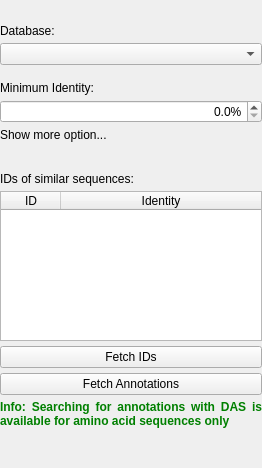
violethaze74/ugene, file src/corelibs/U2View/src/ov_sequence/Das/ui/DasOptionsPanelWidget.ui: the form before one commit.
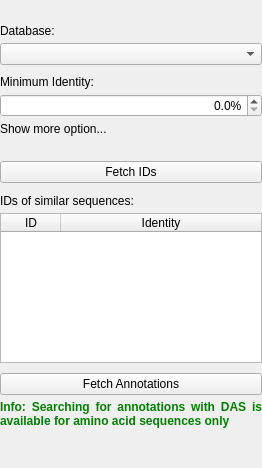
The form after the commit.

The edit to the form file:
```diff
--- a/src/corelibs/U2View/src/ov_sequence/Das/ui/DasOptionsPanelWidget.ui
+++ b/src/corelibs/U2View/src/ov_sequence/Das/ui/DasOptionsPanelWidget.ui
@@ -183,7 +183,30 @@
      <property name="sizeHint" stdset="0">
       <size>
        <width>20</width>
-       <height>10</height>
+       <height>5</height>
+      </size>
+     </property>
+    </spacer>
+   </item>
+   <item>
+    <widget class="QPushButton" name="searchIdsButton">
+     <property name="toolTip">
+      <string>Send request to Uniprot BLAST to get IDs of similar sequences</string>
+     </property>
+     <property name="text">
+      <string>Fetch IDs</string>
+     </property>
+    </widget>
+   </item>
+   <item>
+    <spacer name="tableTopSpacer">
+     <property name="orientation">
+      <enum>Qt::Vertical</enum>
+     </property>
+     <property name="sizeHint" stdset="0">
+      <size>
+       <width>20</width>
+       <height>7</height>
       </size>
      </property>
     </spacer>
@@ -242,21 +265,24 @@
      </column>
     </widget>
    </item>
+   <item>
+    <spacer name="tableBottomSpacer">
+     <property name="orientation">
+      <enum>Qt::Vertical</enum>
+     </property>
+     <property name="sizeHint" stdset="0">
+      <size>
+       <width>20</width>
+       <height>5</height>
+      </size>
+     </property>
+    </spacer>
+   </item>
    <item>
     <layout class="QVBoxLayout" name="verticalLayout">
      <property name="sizeConstraint">
       <enum>QLayout::SetMinAndMaxSize</enum>
      </property>
-     <item>
-      <widget class="QPushButton" name="searchIdsButton">
-       <property name="toolTip">
-        <string>Send request to Uniprot BLAST to get IDs of similar sequences</string>
-       </property>
-       <property name="text">
-        <string>Fetch IDs</string>
-       </property>
-      </widget>
-     </item>
      <item>
       <widget class="QPushButton" name="annotateButton">
        <property name="toolTip">
```
Left out of the diff: 6 changed lines with no effect on the pictures.
